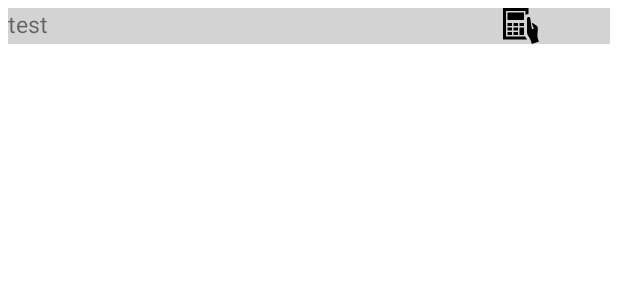
After one commit to JerryFhuurr/PepaPig, an Android app: the layout list_item.xml on its own in the app's theme, with its tools: preview values and no code run, on a phone screen of 412 x 824 dp. The commit adds this screen. Shown: the top 300 px of the screen. Run offline under Robolectric (Android 15) with nearby library versions, the phone set to English and light mode, and no system bars.

Commit message:
add a history list for Calculator

```diff
--- a/app/build.gradle
+++ b/app/build.gradle
@@ -34,6 +34,7 @@ android {
 
 dependencies {
     implementation fileTree(dir: 'libs', include: ['*.jar'])
+    implementation 'androidx.recyclerview:recyclerview:1.2.1'
     implementation 'org.greenrobot:eventbus:3.3.1'
     implementation 'androidx.appcompat:appcompat:1.4.1'
     implementation 'com.google.android.material:material:1.5.0'
--- /dev/null
+++ b/app/src/main/res/drawable/ic_iconmonstr_calculator_item.xml
@@ -0,0 +1,9 @@
+<vector xmlns:android="http://schemas.android.com/apk/res/android"
+    android:width="24dp"
+    android:height="24dp"
+    android:viewportWidth="24"
+    android:viewportHeight="24">
+  <path
+      android:fillColor="#FF000000"
+      android:pathData="M19.131,24c-0.124,-0.621 -0.273,-1.258 -0.447,-1.841 -1.019,-3.401 -2.688,-3.461 -2.684,-6.494 0.007,-3.556 0.008,-6.055 0,-8.455 -0.003,-0.824 0.566,-1.26 1.127,-1.26 0.489,0 0.973,0.332 1.067,1.026 0.38,2.792 0.877,6.04 1.083,6.715 0.294,0.964 1.664,0.452 1.105,-0.461 -0.39,-0.636 -0.926,-2.198 -1.146,-3.555 3.756,2.461 4.35,2.074 3.859,5.911 -0.244,1.912 -0.426,4.173 0.904,6.775l-4.868,1.639zM3,3v5h11v-5h-11zM11,18h3v-5h-3v5zM15.499,20.186c-0.246,-0.363 -0.502,-0.747 -0.733,-1.186h-12.766v-17h13v2.807c0.541,-0.512 1.257,-0.812 2,-0.844v-3.963h-17v21h16.017c-0.167,-0.285 -0.34,-0.551 -0.518,-0.814zM10,13h-3v2h3v-2zM11,12h3v-2h-3v2zM6,10h-3v2h3v-2zM3,18h3v-2h-3v2zM6,13h-3v2h3v-2zM7,18h3v-2h-3v2zM10,10h-3v2h3v-2z"/>
+</vector>
--- /dev/null
+++ b/app/src/main/res/layout/list_item.xml
@@ -0,0 +1,26 @@
+<?xml version="1.0" encoding="utf-8"?>
+<LinearLayout xmlns:android="http://schemas.android.com/apk/res/android"
+    android:id="@+id/item_container"
+    android:layout_width="match_parent"
+    android:layout_height="wrap_content"
+    android:orientation="horizontal"
+    android:layout_margin="5dp"
+    android:weightSum="4"
+    android:background="@color/lightGrey">
+
+    <TextView
+        android:id="@+id/item_name"
+        android:layout_width="0dp"
+        android:layout_height="wrap_content"
+        android:layout_weight="3"
+        android:text="test"
+        android:textSize="15dp"/>
+
+    <ImageView
+        android:id="@+id/item_image"
+        android:layout_width="wrap_content"
+        android:layout_height="wrap_content"
+        android:layout_weight="1"
+        android:layout_gravity="center"
+        android:src="@drawable/ic_iconmonstr_calculator_item" />
+</LinearLayout>
--- a/app/src/main/res/values/strings.xml
+++ b/app/src/main/res/values/strings.xml
@@ -185,6 +185,9 @@
     <string name="edit_warning">Not working !</string>
     <string name="toast_sent">Text send !</string>
 
+    <!-- calculator3 -->
+    <string name="cal_second_label" translatable="false">List demo</string>
+
     <!-- settings -->
     <string name="s_group1_title">Language</string>
     <string name="s_language_change">Change language</string>
```
Also changed, not shown: app/src/main/java/com/and/pepapig/CalculateResult.java (added, +19 -0 lines), app/src/main/java/com/and/pepapig/Calculator.java (+12 -0 lines), app/src/main/java/com/and/pepapig/FirstFragment.java (+7 -0 lines), app/src/main/java/com/and/pepapig/ListAdapter.java (added, +50 -0 lines), app/src/main/java/com/and/pepapig/ListFragment.java (added, +37 -0 lines), app/src/main/java/com/and/pepapig/ResultList.java (added, +15 -0 lines), app/src/main/res/layout/fragment_list.xml (added, +17 -0 lines), app/src/main/res/navigation/nav_graph2.xml (+12 -0 lines).
